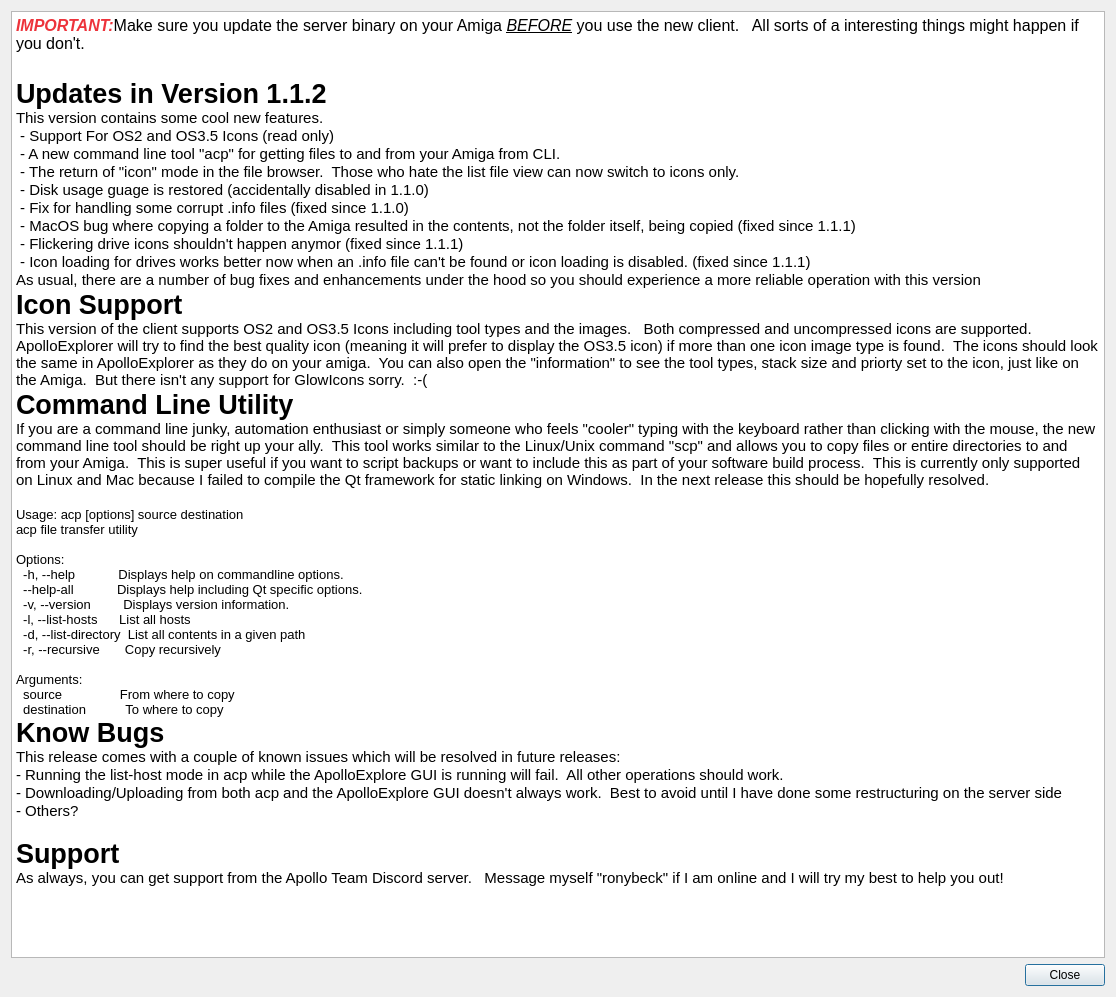
ronybeck/ApolloExplorer, file ApolloExplorerPC/dialogwhatsnew.ui: the form before one commit.
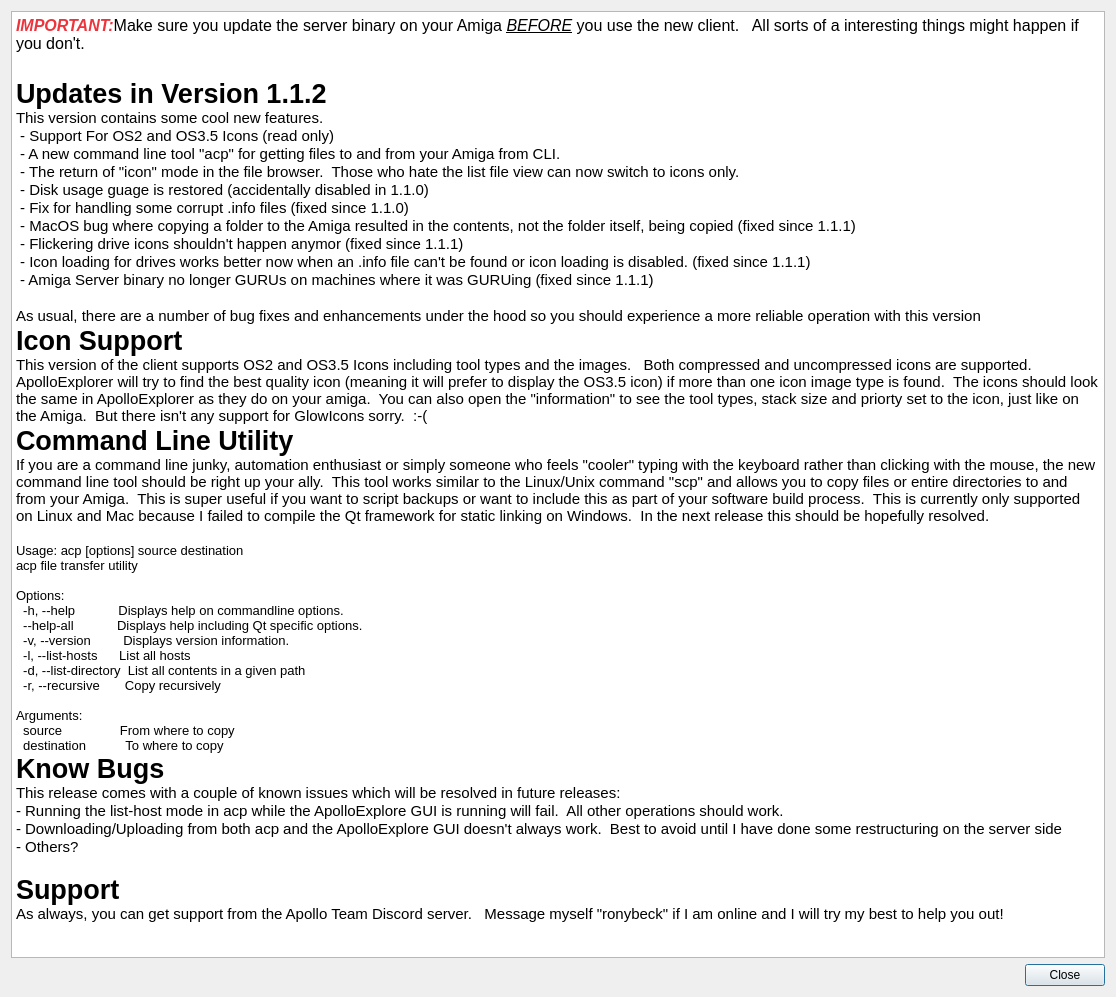
The form after the commit. Icons and pictures are not drawn.

```diff
--- a/ApolloExplorerPC/dialogwhatsnew.ui
+++ b/ApolloExplorerPC/dialogwhatsnew.ui
@@ -40,6 +40,8 @@
 &lt;p style=&quot; margin-top:0px; margin-bottom:0px; margin-left:0px; margin-right:0px; -qt-block-indent:0; text-indent:0px;&quot;&gt; - MacOS bug where copying a folder to the Amiga resulted in the contents, not the folder itself, being copied (fixed since 1.1.1)&lt;/p&gt;
 &lt;p style=&quot; margin-top:0px; margin-bottom:0px; margin-left:0px; margin-right:0px; -qt-block-indent:0; text-indent:0px;&quot;&gt; - Flickering drive icons shouldn't happen anymor (fixed since 1.1.1)&lt;/p&gt;
 &lt;p style=&quot; margin-top:0px; margin-bottom:0px; margin-left:0px; margin-right:0px; -qt-block-indent:0; text-indent:0px;&quot;&gt; - Icon loading for drives works better now when an .info file can't be found or icon loading is disabled. (fixed since 1.1.1)&lt;/p&gt;
+&lt;p style=&quot; margin-top:0px; margin-bottom:0px; margin-left:0px; margin-right:0px; -qt-block-indent:0; text-indent:0px;&quot;&gt; - Amiga Server binary no longer GURUs on machines where it was GURUing (fixed since 1.1.1)&lt;/p&gt;
+&lt;p style=&quot;-qt-paragraph-type:empty; margin-top:0px; margin-bottom:0px; margin-left:0px; margin-right:0px; -qt-block-indent:0; text-indent:0px;&quot;&gt;&lt;br /&gt;&lt;/p&gt;
 &lt;p style=&quot; margin-top:0px; margin-bottom:0px; margin-left:0px; margin-right:0px; -qt-block-indent:0; text-indent:0px;&quot;&gt;As usual, there are a number of bug fixes and enhancements under the hood so you should experience a more reliable operation with this version&lt;/p&gt;
 &lt;p style=&quot; margin-top:0px; margin-bottom:0px; margin-left:0px; margin-right:0px; -qt-block-indent:0; text-indent:0px;&quot;&gt;&lt;img src=&quot;:/images/images/Scanner_Example.png&quot; /&gt;&lt;/p&gt;
 &lt;p style=&quot; margin-top:0px; margin-bottom:0px; margin-left:0px; margin-right:0px; -qt-block-indent:0; text-indent:0px;&quot;&gt;&lt;span style=&quot; font-size:20pt; font-weight:700;&quot;&gt;Icon Support&lt;/span&gt;&lt;/p&gt;
```
